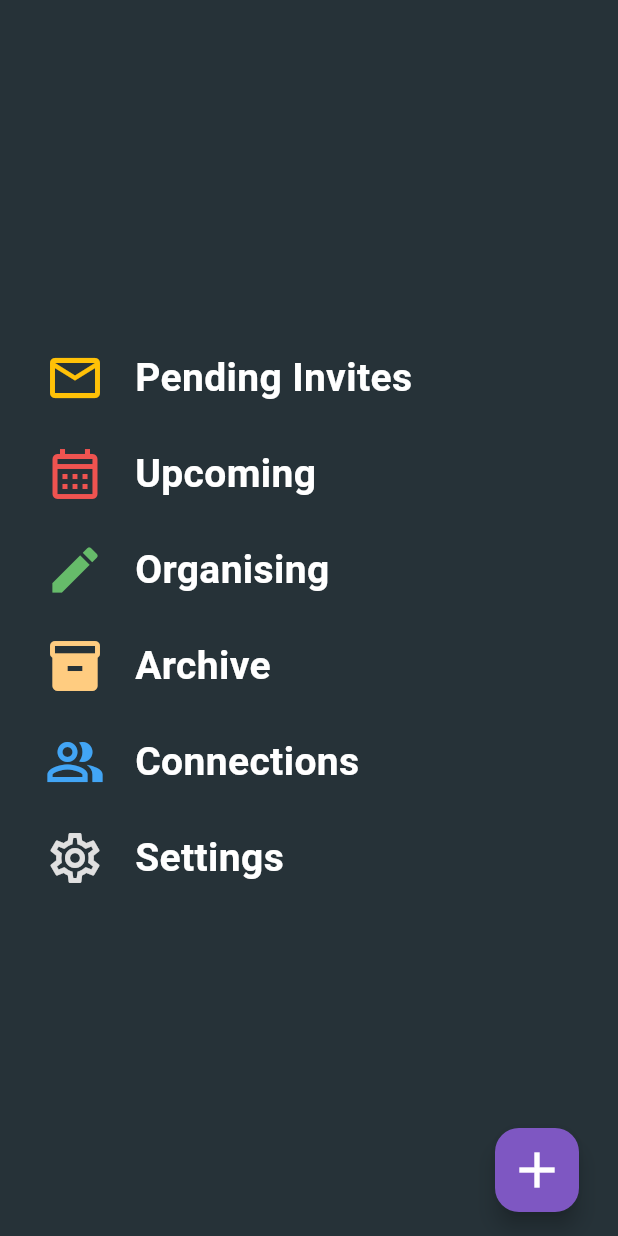
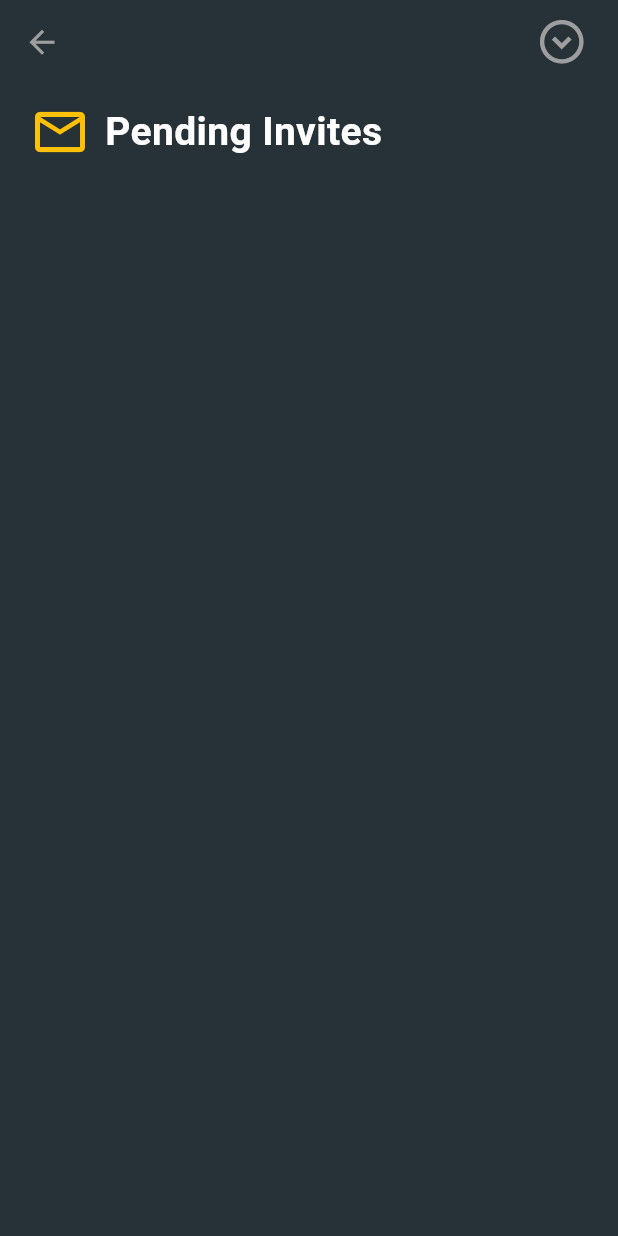
Before and after one commit to Broderick-Westrope/eventurely_flutter, a Flutter app: the screen it shows after launch, after a tap on "Pending Invites", on a phone screen of 412 x 824 dp. Run offline on Flutter 3.47's test engine with Material 3 defaults, Android fonts, the phone set to English and light mode, and no system bars; our stand-ins replace fixnum; missing offline and left inert: grpc, protobuf.

Commit message:
feat: create Pending Invites screen with title and app bar

```diff
--- a/lib/models/menu_item.dart
+++ b/lib/models/menu_item.dart
@@ -1,4 +1,5 @@
 import 'package:Eventurely/views/home/home.dart';
+import 'package:Eventurely/views/pending_invites/pending_invites.dart';
 import 'package:flutter/material.dart';
 
 class MenuItemModel {
@@ -17,8 +18,8 @@ class MenuItemModel {
             color: Colors.amber.shade500,
             size: 40,
           ),
-          onTap: () => Navigator.push(
-              context, MaterialPageRoute(builder: (context) => HomeScreen()))),
+          onTap: () => Navigator.push(context,
+              MaterialPageRoute(builder: (context) => PendingInvites()))),
       MenuItemModel(
           title: 'Upcoming',
           icon: Icon(
--- a/lib/views/home/components/home_list.dart
+++ b/lib/views/home/components/home_list.dart
@@ -37,7 +37,7 @@ class HomeListItem extends StatelessWidget {
   @override
   Widget build(BuildContext context) {
     return Padding(
-      padding: const EdgeInsets.fromLTRB(30, 12, 30, 12),
+      padding: const EdgeInsets.fromLTRB(20, 12, 20, 12),
       child: GestureDetector(
         onTap: item.onTap,
         behavior: HitTestBehavior.translucent,
@@ -45,7 +45,7 @@ class HomeListItem extends StatelessWidget {
           mainAxisAlignment: MainAxisAlignment.start,
           children: [
             Padding(
-              padding: const EdgeInsets.only(right: 20),
+              padding: const EdgeInsets.only(right: 10),
               child: item.icon,
             ),
             Expanded(
--- /dev/null
+++ b/lib/views/pending_invites/pending_invites.dart
@@ -0,0 +1,58 @@
+import 'package:flutter/material.dart';
+
+class PendingInvites extends StatelessWidget {
+  const PendingInvites({super.key});
+
+  @override
+  Widget build(BuildContext context) {
+    return Scaffold(
+      appBar: AppBar(
+        leading: BackButton(
+          color: Colors.grey.shade500,
+          style: ButtonStyle(iconSize: MaterialStateProperty.all(25)),
+        ),
+        actions: [
+          GestureDetector(
+            // TODO: Implement onTap for more options
+            onTap: () => Navigator.pop(context),
+            child: Padding(
+              padding: const EdgeInsets.only(right: 20),
+              child: Icon(
+                Icons.expand_circle_down_outlined,
+                color: Colors.grey.shade500,
+                size: 35,
+              ),
+            ),
+          ),
+        ],
+        backgroundColor: Colors.blueGrey.shade900,
+      ),
+      body: Container(
+        child: Column(children: [
+          Padding(
+            padding: const EdgeInsets.fromLTRB(20, 12, 20, 12),
+            child: Row(
+              children: [
+                Padding(
+                  padding: const EdgeInsets.only(right: 10),
+                  child: Icon(
+                    Icons.mail_outline,
+                    color: Colors.amber.shade500,
+                    size: 40,
+                  ),
+                ),
+                const Text('Pending Invites',
+                    style: TextStyle(
+                      color: Colors.white,
+                      fontSize: 26,
+                      fontWeight: FontWeight.w600,
+                    )),
+              ],
+            ),
+          ),
+        ]),
+      ),
+      backgroundColor: Colors.blueGrey.shade900,
+    );
+  }
+}
```
